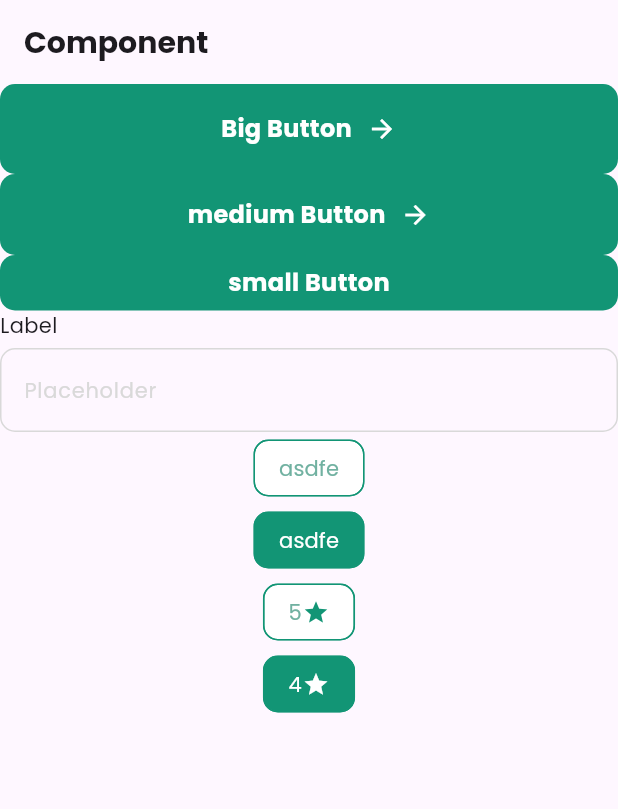
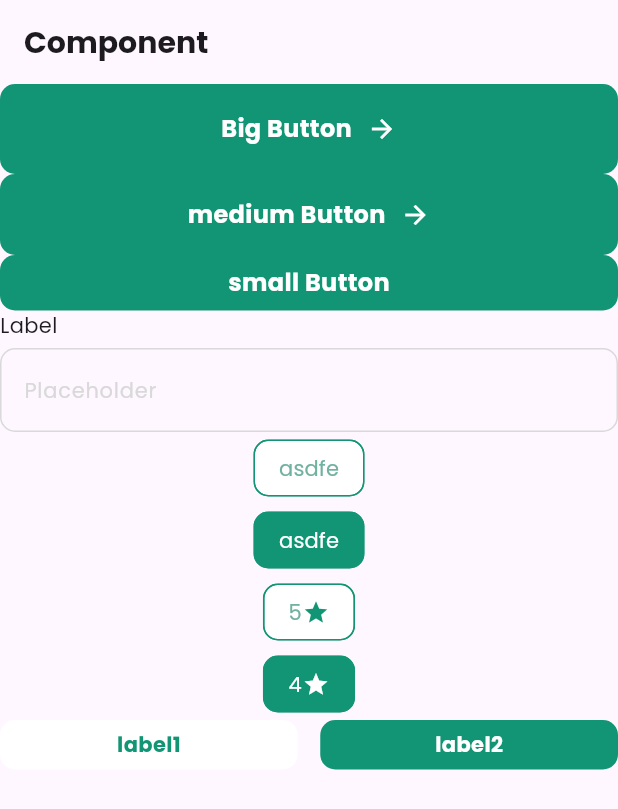
Before and after one commit to yooyeonhee/flutter_recipe, a Flutter app: the screen it shows after launch, on a phone screen of 412 x 824 dp. Shown: the top 809 px of the screen. Run offline on Flutter 3.47's test engine with Material 3 defaults, Android fonts, the phone set to English and light mode, and no system bars.

Commit message:
Feat: 탭 공통 컴포넌트 생성

```diff
--- /dev/null
+++ b/lib/core/presentation/components/tabs.dart
@@ -0,0 +1,73 @@
+import 'package:flutter/material.dart';
+import 'package:recipe_flutter/ui/color_styles.dart';
+import 'package:recipe_flutter/ui/text_styles.dart';
+
+class Tabs extends StatelessWidget {
+  final List<String> labels;
+  final int selectedIndex;
+  final double gap;
+  final void Function(int index) onChangeTab;
+
+  const Tabs({
+    super.key,
+    required this.labels,
+    required this.selectedIndex,
+    this.gap = 15.0,
+    required this.onChangeTab,
+  });
+
+  @override
+  Widget build(BuildContext context) {
+    return Row(
+      mainAxisAlignment: MainAxisAlignment.spaceAround,
+      children: [
+        for (int i = 0; i < labels.length; i++) ...[
+          Expanded(
+            child: GestureDetector(
+              onTap: () {
+                onChangeTab(i);
+              },
+              child: _TabElement(
+                text: labels[i],
+                isSelected: i == selectedIndex,
+              ),
+            ),
+          ),
+          if (i != labels.length - 1) SizedBox(width: gap), // 마지막에는 gap 없음
+        ]
+      ],
+    );
+  }
+}
+
+class _TabElement extends StatelessWidget {
+  final String text;
+  final bool isSelected;
+
+  const _TabElement({
+    required this.text,
+    required this.isSelected,
+  });
+
+  @override
+  Widget build(BuildContext context) {
+    return Container(
+      height: 33,
+      decoration: BoxDecoration(
+        borderRadius: BorderRadius.circular(10),
+        color: isSelected ? ColorStyles.primary100 : ColorStyles.white,
+      ),
+      child: Row(
+        mainAxisAlignment: MainAxisAlignment.center,
+        children: [
+          Text(
+            text,
+            style: TextStyles.smallTextBold.copyWith(
+              color: isSelected ? ColorStyles.white : ColorStyles.primary100,
+            ),
+          ),
+        ],
+      ),
+    );
+  }
+}
--- a/lib/main.dart
+++ b/lib/main.dart
@@ -5,6 +5,7 @@ import 'package:recipe_flutter/core/presentation/components/input_field.dart';
 import 'package:recipe_flutter/core/presentation/components/medium_button.dart';
 import 'package:recipe_flutter/core/presentation/components/rating_button.dart';
 import 'package:recipe_flutter/core/presentation/components/small_button.dart';
+import 'package:recipe_flutter/core/presentation/components/tabs.dart';
 import 'package:recipe_flutter/ui/text_styles.dart';
 
 void main() {
@@ -91,6 +92,13 @@ class MyHomePage extends StatelessWidget {
           const RatingButton(
             '4',
             isSelected: true,
+          ),
+          Tabs(
+            labels: ['label1', 'label2'],
+            selectedIndex: 1,
+            onChangeTab: (int index) {
+              print('tab: $index');
+            },
           )
         ],
       ),
```
